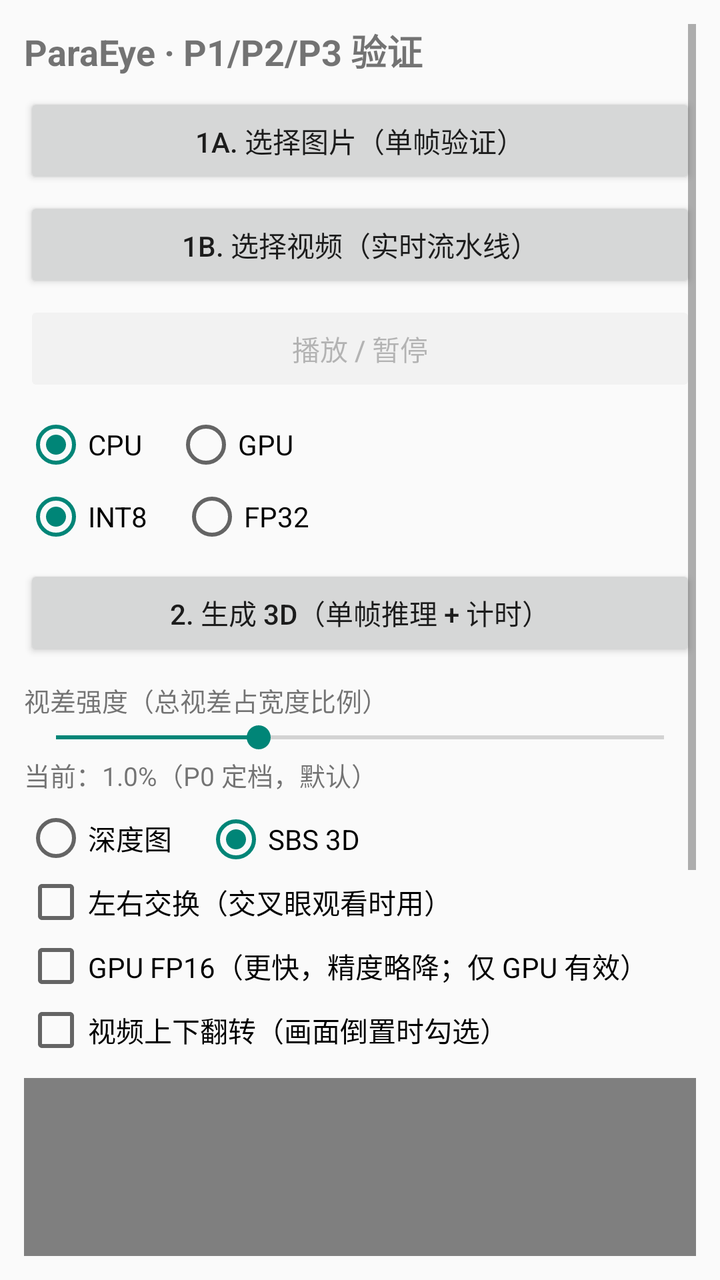
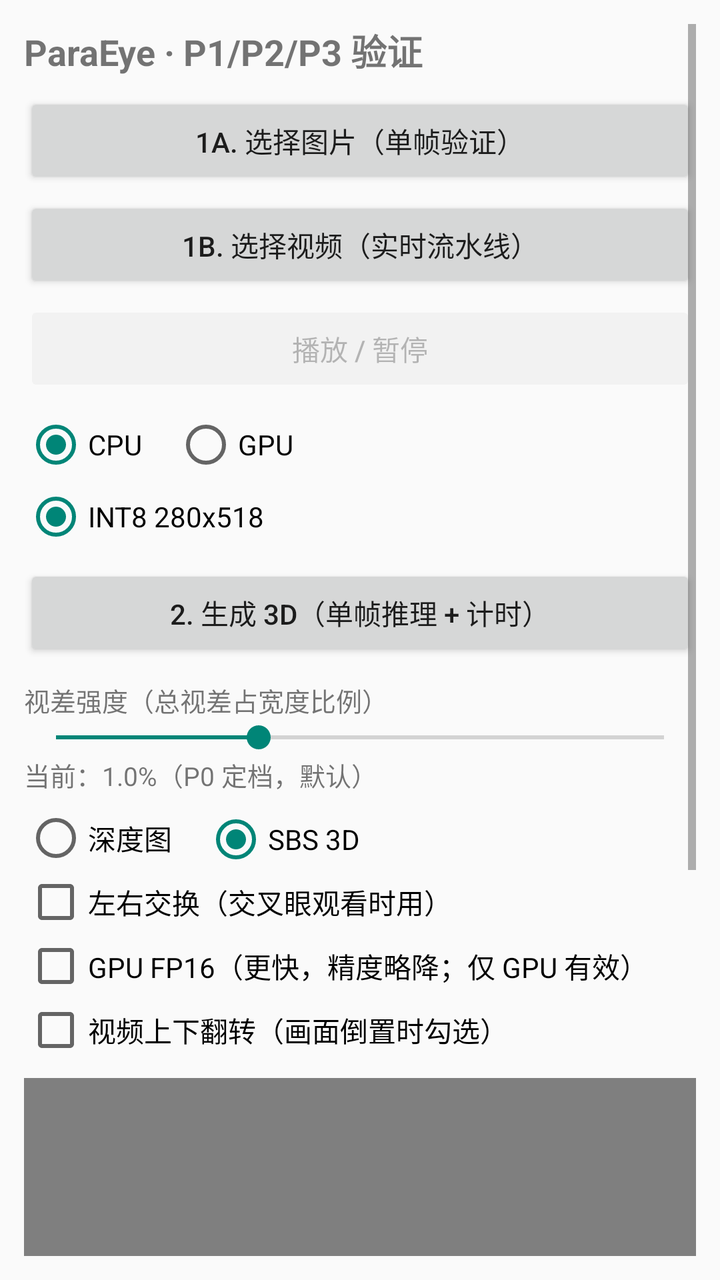

Before-and-after screenshots of an Android layout around one commit, followed by the original layout XML and the change that was made.
<!-- AndroidManifest.xml: application theme Theme.ParaEye -->
<!-- res/layout/activity_main.xml -->
<?xml version="1.0" encoding="utf-8"?>
<ScrollView xmlns:android="http://schemas.android.com/apk/res/android"
    android:layout_width="match_parent"
    android:layout_height="match_parent"
    android:padding="12dp">

    <LinearLayout
        android:layout_width="match_parent"
        android:layout_height="wrap_content"
        android:orientation="vertical">

        <TextView
            android:layout_width="match_parent"
            android:layout_height="wrap_content"
            android:text="@string/app_name"
            android:textSize="18sp"
            android:textStyle="bold" />

        <Button
            android:id="@+id/pickButton"
            android:layout_width="match_parent"
            android:layout_height="wrap_content"
            android:layout_marginTop="8dp"
            android:text="1a. 选择图片（单帧验证）" />

        <Button
            android:id="@+id/pickVideoButton"
            android:layout_width="match_parent"
            android:layout_height="wrap_content"
            android:layout_marginTop="4dp"
            android:text="1b. 选择视频（实时流水线）" />

        <Button
            android:id="@+id/playButton"
            android:layout_width="match_parent"
            android:layout_height="wrap_content"
            android:layout_marginTop="4dp"
            android:enabled="false"
            android:text="播放 / 暂停" />

        <RadioGroup
            android:id="@+id/acceleratorGroup"
            android:layout_width="match_parent"
            android:layout_height="wrap_content"
            android:layout_marginTop="8dp"
            android:orientation="horizontal">

            <RadioButton
                android:id="@+id/radioCpu"
                android:layout_width="wrap_content"
                android:layout_height="wrap_content"
                android:checked="true"
                android:text="CPU" />

            <RadioButton
                android:id="@+id/radioGpu"
                android:layout_width="wrap_content"
                android:layout_height="wrap_content"
                android:layout_marginStart="16dp"
                android:text="GPU" />
        </RadioGroup>

        <RadioGroup
            android:id="@+id/modelGroup"
            android:layout_width="match_parent"
            android:layout_height="wrap_content"
            android:layout_marginTop="4dp"
            android:orientation="horizontal">

            <RadioButton
                android:id="@+id/radioInt8"
                android:layout_width="wrap_content"
                android:layout_height="wrap_content"
                android:checked="true"
                android:text="INT8" />

            <RadioButton
                android:id="@+id/radioFp32"
                android:layout_width="wrap_content"
                android:layout_height="wrap_content"
                android:layout_marginStart="16dp"
                android:text="FP32" />
        </RadioGroup>

        <Button
            android:id="@+id/runButton"
            android:layout_width="match_parent"
            android:layout_height="wrap_content"
            android:layout_marginTop="8dp"
            android:text="2. 生成 3D（单帧推理 + 计时）" />

        <TextView
            android:layout_width="match_parent"
            android:layout_height="wrap_content"
            android:layout_marginTop="10dp"
            android:text="视差强度（总视差占宽度比例）"
            android:textSize="13sp" />

        <SeekBar
            android:id="@+id/dispSeek"
            android:layout_width="match_parent"
            android:layout_height="wrap_content"
            android:max="30"
            android:progress="10" />

        <TextView
            android:id="@+id/dispLabel"
            android:layout_width="match_parent"
            android:layout_height="wrap_content"
            android:text="当前：1.0%（P0 定档，默认）"
            android:textSize="13sp" />

        <RadioGroup
            android:id="@+id/viewModeGroup"
            android:layout_width="match_parent"
            android:layout_height="wrap_content"
            android:layout_marginTop="6dp"
            android:orientation="horizontal">

            <RadioButton
                android:id="@+id/radioModeDepth"
                android:layout_width="wrap_content"
                android:layout_height="wrap_content"
                android:text="深度图" />

            <RadioButton
                android:id="@+id/radioModeSbs"
                android:layout_width="wrap_content"
                android:layout_height="wrap_content"
                android:layout_marginStart="16dp"
                android:checked="true"
                android:text="SBS 3D" />
        </RadioGroup>

        <CheckBox
            android:id="@+id/swapCheck"
            android:layout_width="match_parent"
            android:layout_height="wrap_content"
            android:text="左右交换（交叉眼观看时用）" />

        <CheckBox
            android:id="@+id/fp16Check"
            android:layout_width="match_parent"
            android:layout_height="wrap_content"
            android:text="GPU FP16（更快，精度略降；仅 GPU 有效）" />

        <CheckBox
            android:id="@+id/flipCheck"
            android:layout_width="match_parent"
            android:layout_height="wrap_content"
            android:text="视频上下翻转（画面倒置时勾选）" />

        <android.opengl.GLSurfaceView
            android:id="@+id/glView"
            android:layout_width="match_parent"
            android:layout_height="340dp"
            android:layout_marginTop="8dp" />

        <TextView
            android:id="@+id/statusText"
            android:layout_width="match_parent"
            android:layout_height="wrap_content"
            android:layout_marginTop="8dp"
            android:textSize="14sp" />

        <TextView
            android:id="@+id/statsText"
            android:layout_width="match_parent"
            android:layout_height="wrap_content"
            android:layout_marginTop="8dp"
            android:fontFamily="monospace"
            android:textSize="13sp" />

    </LinearLayout>
</ScrollView>
<!-- resources referenced by this layout -->
<resources>
  <string name="app_name">ParaEye · P1/P2/P3 验证</string>
  <style name="Theme.ParaEye" parent="android:Theme.Material.Light.NoActionBar" />
</resources>

<!-- the commit's change to res/layout/activity_main.xml (unified diff, before → after) -->
@@ -67,19 +67,13 @@
             android:layout_marginTop="4dp"
             android:orientation="horizontal">
 
+            
             <RadioButton
                 android:id="@+id/radioInt8"
                 android:layout_width="wrap_content"
                 android:layout_height="wrap_content"
                 android:checked="true"
-                android:text="INT8" />
-
-            <RadioButton
-                android:id="@+id/radioFp32"
-                android:layout_width="wrap_content"
-                android:layout_height="wrap_content"
-                android:layout_marginStart="16dp"
-                android:text="FP32" />
+                android:text="INT8 280x518" />
         </RadioGroup>
 
         <Button
